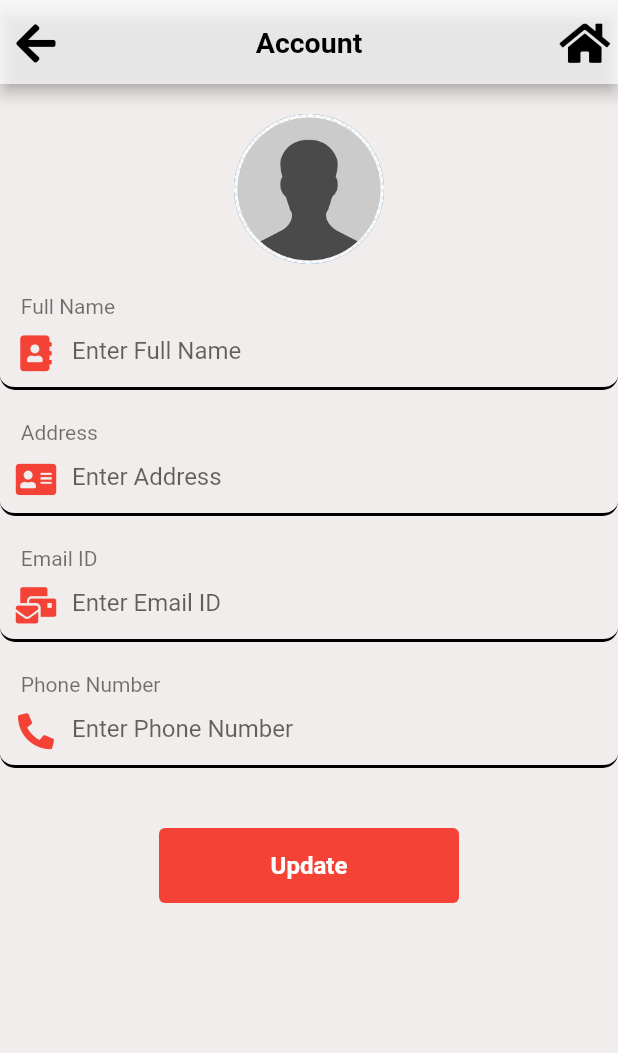
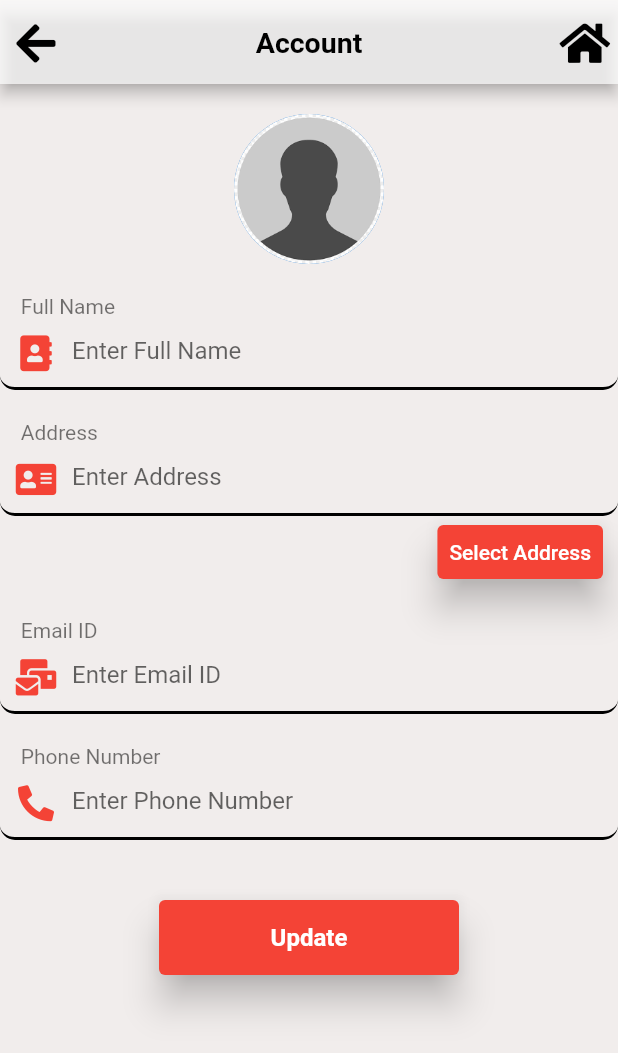
Before and after one commit to adinashby-vanier-college/app-dev-2-project-AliasgarGandhi1, a Flutter app: the screen it shows after launch, item 3 of the bottom bar chosen, on a phone screen of 412 x 824 dp. Shown: the top 1053 px of the screen. Run offline on Flutter 3.47's test engine with Material 2 defaults, Android fonts, the phone set to English and light mode, and no system bars; our stand-ins replace awesome_snackbar_content, firebase_auth, firebase_core, firebase_database, get, google_maps_flutter and 1 more; missing offline and left inert: flutter_google_places, google_api_headers, google_maps_webservice; accounts and stored records are empty; key blocks and very long unbroken strings in the code were emptied for the run.

Commit message:
Added google map in account_info.dart for fetching address.

```diff
--- a/lib/Model/user.dart
+++ b/lib/Model/user.dart
@@ -5,6 +5,7 @@ class UserData{
   static String phoneNumber="";
   static String emailId="";
   static String address="";
+  static bool addressSelected=false;
 
   static Map UserMap= new Map();
 
--- a/lib/account_info.dart
+++ b/lib/account_info.dart
@@ -5,6 +5,7 @@ import 'package:firebase_database/firebase_database.dart';
 import 'package:flutter/services.dart';
 import 'package:mtl_chassures/Model/user.dart';
 import 'package:mtl_chassures/my_flutter_app_icons.dart';
+import 'Navigation/search_place.dart';
 import 'dialog.dart';
 import 'home.dart';
 
@@ -27,30 +28,30 @@ class _Account_info extends State<Account_info> {
   late DatabaseReference dbRef;
   UserData userData = new UserData();
 
+  @override
+  void activate() {
+    setState(() {
+      txtAddress.text = UserData.address;
+    });
+  }
+
   void initState() {
     super.initState();
-    // if(UserData.login){
-      txtEmailID.text = UserData.emailId;
     dbRef = FirebaseDatabase.instance.ref().child('users');
-      // DatabaseReference userRef = dbRef.child()
     getUserData();
-    // }
   }
 
-  void getUserData() async{
-    if(FirebaseAuth.instance.currentUser != null)
-    {
-      DataSnapshot snapshot = (await dbRef.child('/'+UserData.key).get());
-      if(snapshot.exists)
-      {
+  void getUserData() async {
+    if (FirebaseAuth.instance.currentUser != null) {
+      DataSnapshot snapshot = (await dbRef.child('/' + UserData.key).get());
+      if (snapshot.exists) {
         Map user = snapshot.value as Map;
-        Map<String,String> user1 =  new Map<String, String>.from(user[user.keys.first]);
-        print(user1['phone']);
+        Map<String, String> user1 = new Map<String, String>.from(user[user.keys.first]);
         txtFullName.text = user1['name']!;
-        txtPhoneNo.text=user1['phone']!;
-        txtEmailID.text=user1['email']!;
-      }
-      else{
+        txtPhoneNo.text = user1['phone']!;
+        txtEmailID.text = user1['email']!;
+        txtAddress.text = user1['address']!;
+      } else {
         print("no data");
       }
     }
@@ -159,6 +160,7 @@ class _Account_info extends State<Account_info> {
                         "    Address",
                         style: TextStyle(color: Colors.black54),
                       ),
+
                       TextFormField(
                           controller: txtAddress,
                           keyboardType: TextInputType.text,
@@ -185,6 +187,27 @@ class _Account_info extends State<Account_info> {
                                 ? 'Please Enter Address'
                                 : null;
                           }),
+                      Container(
+                        alignment: Alignment.centerRight,
+                        padding: EdgeInsets.only(right: 10),
+                        child: TextButton(
+                          onPressed: () {
+                            UserData.addressSelected=true;
+                            Navigator.of(context).pushReplacement(
+                                MaterialPageRoute(
+                                    builder: (BuildContext context) =>
+                                        SearchPlacesScreen()));
+                          },
+                          child: Text(
+                            'Select Address',
+                            style: TextStyle(color: Colors.white),
+                          ),
+                          style: ButtonStyle(
+                            backgroundColor: MaterialStatePropertyAll(Colors.red),
+                            elevation: MaterialStatePropertyAll(10)
+                          ),
+                        ),
+                      ),
 
                       ///////////////////////////////////////////////////////////////////////////////////////////////////////////
                       SizedBox(height: 20),
@@ -308,7 +331,9 @@ class _Account_info extends State<Account_info> {
                               style: ButtonStyle(
                                   alignment: Alignment.center,
                                   backgroundColor:
-                                      MaterialStatePropertyAll(Colors.red)),
+                                      MaterialStatePropertyAll(Colors.red),
+                                  elevation: MaterialStatePropertyAll(10),
+                              ),
                             ),
                           ),
                         ],
--- a/lib/home.dart
+++ b/lib/home.dart
@@ -1,8 +1,6 @@
-import 'package:firebase_core/firebase_core.dart';
 import 'package:flutter/material.dart';
 import 'package:mtl_chassures/Model/product.dart';
 import 'package:mtl_chassures/account_info.dart';
-import 'package:mtl_chassures/Register.dart';
 import 'package:mtl_chassures/cart.dart';
 import 'package:mtl_chassures/dialog.dart';
 import 'package:mtl_chassures/login.dart';
@@ -17,7 +15,6 @@ import 'package:mtl_chassures/wishlist.dart';
 import 'package:mtl_chassures/my_flutter_app_icons.dart';
 import 'package:firebase_auth/firebase_auth.dart';
 
-// void main() => runApp(Home());
 
 class Home extends StatefulWidget {
   const Home({super.key});
@@ -135,13 +132,11 @@ class _MyAppState extends State<Home> {
               Container(
                   padding: EdgeInsetsDirectional.fromSTEB(10, 10, 10, 0),
                   child: Row(
-                    // mainAxisSize: MainAxisSize.max,
                     mainAxisAlignment: MainAxisAlignment.spaceBetween,
                     children: [
                       Container(
                         child: TextButton(
                           onPressed: () {
-                            // Navigator.push(context, MaterialPageRoute(builder: context => ))
                             Navigator.of(context).pushReplacement(
                                 MaterialPageRoute(
                                     builder: (BuildContext context) =>
--- a/lib/product.dart
+++ b/lib/product.dart
@@ -55,8 +55,6 @@ class _ProductState extends State<Product> {
                 child: Column(
                   mainAxisAlignment: MainAxisAlignment.center,
                   mainAxisSize: MainAxisSize.max,
-                  //crossAxisAlignment: CrossAxisAlignment.center,
-
                   children: <Widget>[
                     Row(
                       children: <Widget>[
```
Also changed, not shown: lib/Navigation/search_place.dart (+50 -50 lines), 1 other file. Lines whose indentation alone changed are shown as unchanged.
